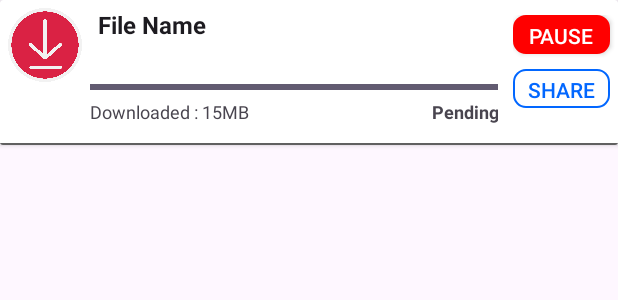
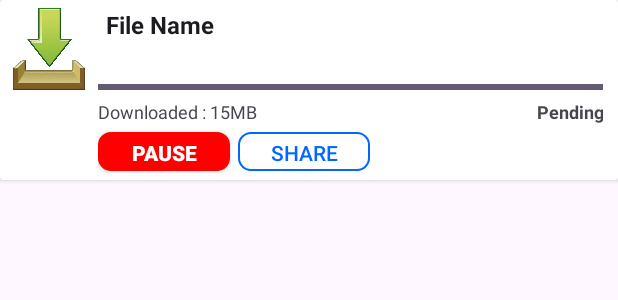
Before and after one commit to LongVu0912/Android_Download_Manager, an Android app: the layout download_row.xml on its own in the app's theme, with its tools: preview values and no code run, on a phone screen of 412 x 824 dp. Shown: the top 300 px of the screen. Run offline under Robolectric (Android 15) with nearby library versions, the phone set to English and light mode, and no system bars.

Commit message:
modify interface

```diff
--- a/app/src/main/java/com/example/download_manager/DownloadAdapter.java
+++ b/app/src/main/java/com/example/download_manager/DownloadAdapter.java
@@ -215,6 +215,4 @@ public class DownloadAdapter extends RecyclerView.Adapter<RecyclerView.ViewHolde
             i++;
         }
     }
-
-
 }
--- a/app/src/main/res/layout/activity_main.xml
+++ b/app/src/main/res/layout/activity_main.xml
@@ -27,7 +27,8 @@
             android:background="@drawable/rounded"
             app:backgroundTint="@color/red"
             android:textColor="@color/white"
-            android:layout_margin="5dp" />
+            android:layout_margin="5dp"
+            android:layout_marginBottom="5dp" />
 
     <androidx.recyclerview.widget.RecyclerView
             android:layout_width="match_parent"
--- a/app/src/main/res/layout/download_row.xml
+++ b/app/src/main/res/layout/download_row.xml
@@ -1,29 +1,31 @@
 <?xml version="1.0" encoding="utf-8"?>
-<androidx.cardview.widget.CardView
-    xmlns:android="http://schemas.android.com/apk/res/android"
+<androidx.cardview.widget.CardView xmlns:android="http://schemas.android.com/apk/res/android"
         xmlns:app="http://schemas.android.com/apk/res-auto"
         android:layout_width="match_parent"
         android:layout_height="wrap_content">
+
     <RelativeLayout
             android:id="@+id/main_rel"
             android:layout_width="match_parent"
             android:layout_height="wrap_content">
+
         <LinearLayout
                 android:id="@+id/line1"
                 android:layout_width="match_parent"
                 android:orientation="horizontal"
-        android:layout_height="85dp">
+                android:layout_height="120dp">
+
             <ImageView
                     android:padding="5dp"
                     android:src="@drawable/download_icon"
-            android:layout_width="60dp"
-            android:layout_height="60dp"/>
+                    android:layout_width="65dp"
+                    android:layout_height="65dp" />
+
             <LinearLayout
-            android:layout_marginRight="80dp"
                     android:orientation="vertical"
                     android:layout_width="match_parent"
                     android:layout_height="wrap_content"
-            android:layout_marginEnd="80dp">
+                    android:layout_marginEnd="10dp">
 
                 <TextView
                         style="@style/TextAppearance.AppCompat.Subhead"
@@ -33,23 +35,26 @@
                         android:layout_width="match_parent"
                         android:layout_height="50dp"
                         android:textStyle="normal|bold" />
+
                 <ProgressBar
-                android:progress="100"
                         android:id="@+id/file_progress"
                         style="@style/Widget.AppCompat.ProgressBar.Horizontal"
                         android:layout_width="match_parent"
-                android:layout_height="wrap_content"/>
+                        android:layout_height="wrap_content"
+                        android:progress="100" />
+
                 <LinearLayout
                         android:orientation="horizontal"
                         android:layout_width="match_parent"
                         android:layout_height="wrap_content">
+
                     <TextView
                             android:layout_weight="1"
                             android:text="Downloaded : 15MB"
                             android:layout_width="match_parent"
                             android:id="@+id/file_size"
                             style="@style/TextAppearance.AppCompat.Caption"
-                    android:layout_height="wrap_content"/>
+                            android:layout_height="wrap_content" />
 
                     <TextView
                             android:layout_weight="1"
@@ -61,13 +66,11 @@
                             android:layout_height="wrap_content"
                             android:textStyle="normal|bold" />
                 </LinearLayout>
-        </LinearLayout>
+
                 <LinearLayout
-            android:layout_marginTop="10dp"
-            android:layout_marginLeft="-70dp"
-            android:layout_width="wrap_content"
-            android:orientation="vertical"
-            android:layout_height="match_parent">
+                        android:orientation="horizontal"
+                        android:layout_width="match_parent"
+                        android:layout_height="wrap_content">
 
                     <Button
                             android:id="@+id/pause_resume"
@@ -78,8 +81,9 @@
                             android:layout_height="26dp"
                             android:background="@drawable/rounded"
                             app:backgroundTint="@color/red"
-                    android:layout_marginBottom="10dp"
-                    android:layout_marginRight="5dp" />
+                            android:layout_marginBottom="5dp"
+                            android:layout_marginTop="5dp"
+                            android:textStyle="bold" />
 
                     <Button
                             android:id="@+id/sharefile"
@@ -91,14 +95,12 @@
                             android:background="@drawable/rounded_transparent"
                             app:backgroundTint="@color/blue"
                             android:textColor="@color/blue"
-                    android:layout_marginRight="5dp" />
+                            android:layout_marginBottom="5dp"
+                            android:layout_marginTop="5dp"
+                            android:layout_marginLeft="5dp" />
+                </LinearLayout>
+
             </LinearLayout>
         </LinearLayout>
-        <View
-            android:layout_below="@id/line1"
-            android:background="#606060"
-            android:layout_marginTop="10dp"
-            android:layout_width="match_parent"
-            android:layout_height="1dp"/>
     </RelativeLayout>
 </androidx.cardview.widget.CardView>
```
Also changed, not shown: app/src/main/res/drawable/download_icon.png. Lines whose indentation alone changed are shown as unchanged.
